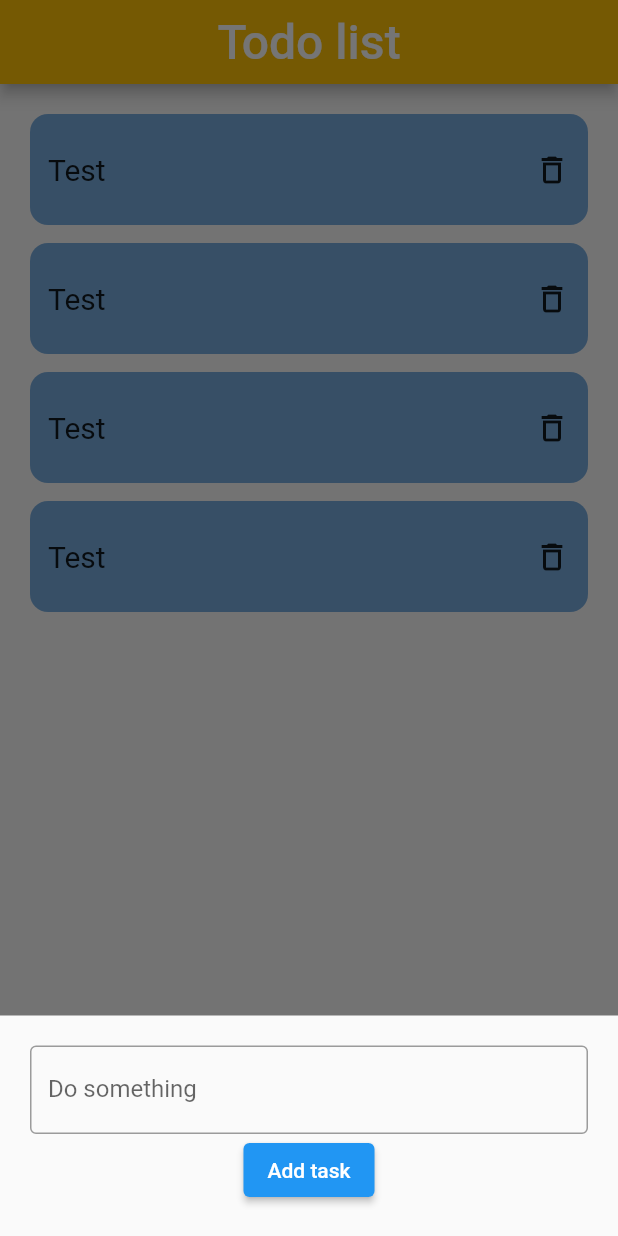
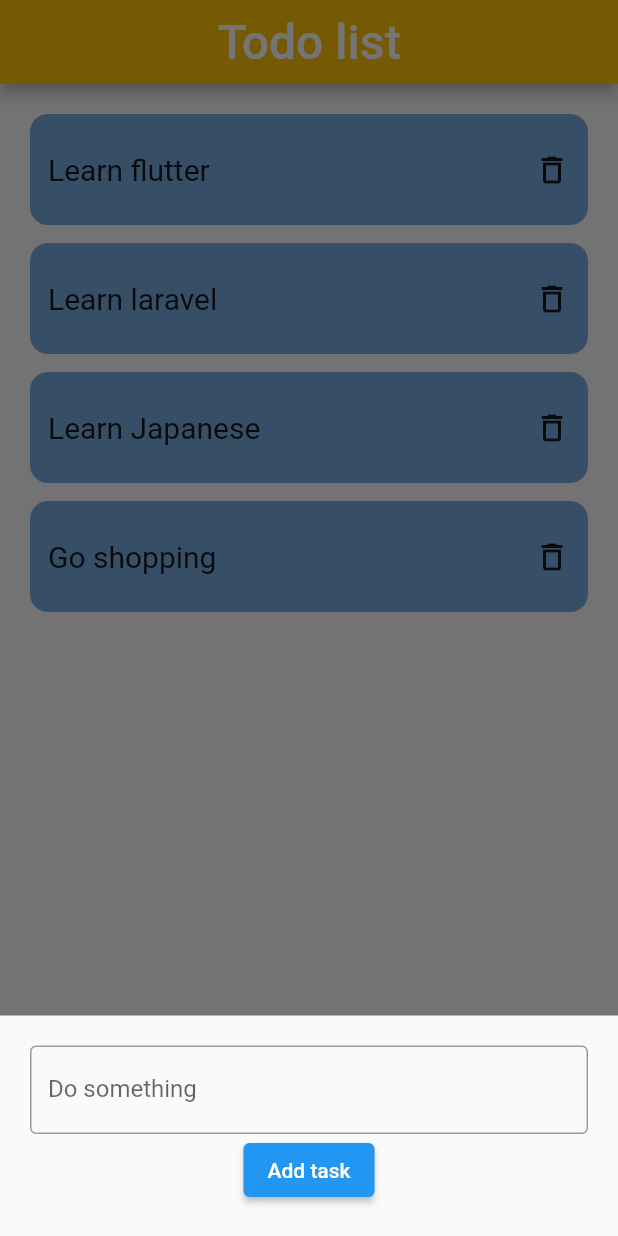
Before and after one commit to hienluong97/flutter-study, a Flutter app: the screen it shows after launch, after a tap on the "add" icon, on a phone screen of 412 x 824 dp. Run offline on Flutter 3.47's test engine with Material 2 defaults, Android fonts, the phone set to English and light mode, and no system bars.

Commit message:
Render task

```diff
--- a/lib/main.dart
+++ b/lib/main.dart
@@ -1,19 +1,28 @@
 import 'package:flutter/material.dart';
+import 'package:flutter_study/modal/items.dart';
 
+import 'widget/modal.dart';
 import 'widget/card_body.dart';
 
 void main() {
   // runApp(const MyApp());
-  runApp(const MaterialApp(
+  runApp(MaterialApp(
     debugShowCheckedModeBanner: false,
     home: MyApp(),
   ));
 }
 
 class MyApp extends StatelessWidget {
-  const MyApp({super.key});
+  MyApp({super.key});
 
   // This widget is the root of your application.
+
+  final List<DataItems> items = [
+    DataItems(id: '1', name: 'Learn flutter'),
+    DataItems(id: '2', name: 'Learn laravel'),
+    DataItems(id: '3', name: 'Learn Japanese'),
+    DataItems(id: '4', name: 'Go shopping'),
+  ];
   @override
   Widget build(BuildContext context) {
     return Scaffold(
@@ -25,16 +34,10 @@ class MyApp extends StatelessWidget {
         )),
         backgroundColor: Colors.amber,
       ),
-      body: const SingleChildScrollView(
-        padding: EdgeInsets.symmetric(horizontal: 20, vertical: 20),
+      body: SingleChildScrollView(
+        padding: const EdgeInsets.symmetric(horizontal: 20, vertical: 20),
         child: Column(
-          children: [
-            CartBody(),
-            CartBody(),
-            CartBody(),
-            CartBody(),
-          ],
-        ),
+            children: items.map((item) => CardBody(item: item)).toList()),
       ),
       floatingActionButton: FloatingActionButton(
         onPressed: () {
@@ -42,25 +45,7 @@ class MyApp extends StatelessWidget {
               isScrollControlled: true,
               context: context,
               builder: (BuildContext content) {
-                return Padding(
-                  padding: MediaQuery.of(context).viewInsets,
-                  child: SingleChildScrollView(
-                    padding: const EdgeInsets.symmetric(
-                        horizontal: 20, vertical: 20),
-                    child: Column(
-                      children: [
-                        const TextField(
-                          decoration: InputDecoration(
-                            border: OutlineInputBorder(),
-                            labelText: 'Do something',
-                          ),
-                        ),
-                        ElevatedButton(
-                            onPressed: () {}, child: const Text('Add task')),
-                      ],
-                    ),
-                  ),
-                );
+                return Modal();
               });
         },
         backgroundColor: Colors.amber,
--- /dev/null
+++ b/lib/modal/items.dart
@@ -0,0 +1,6 @@
+class DataItems {
+  final String id;
+  final String name;
+
+  DataItems({required this.id, required this.name});
+}
--- a/lib/widget/card_body.dart
+++ b/lib/widget/card_body.dart
@@ -1,9 +1,8 @@
 import 'package:flutter/material.dart';
 
-class CartBody extends StatelessWidget {
-  const CartBody({
-    super.key,
-  });
+class CardBody extends StatelessWidget {
+  CardBody({Key? key, required this.item}) : super(key: key);
+  var item;
 
   @override
   Widget build(BuildContext context) {
@@ -15,16 +14,16 @@ class CartBody extends StatelessWidget {
         borderRadius: BorderRadius.circular(12),
         color: const Color.fromARGB(255, 120, 173, 223),
       ),
-      child: const Padding(
-        padding: EdgeInsets.all(12),
+      child: Padding(
+        padding: const EdgeInsets.all(12),
         child: Row(
           mainAxisAlignment: MainAxisAlignment.spaceBetween,
           children: [
             Text(
-              'Test',
-              style: TextStyle(fontSize: 20),
+              item.name,
+              style: const TextStyle(fontSize: 20),
             ),
-            Icon(
+            const Icon(
               Icons.delete_outline,
             ),
           ],
--- /dev/null
+++ b/lib/widget/modal.dart
@@ -0,0 +1,32 @@
+import 'package:flutter/material.dart';
+
+class Modal extends StatelessWidget {
+  const Modal({
+    super.key,
+  });
+
+  @override
+  Widget build(BuildContext context) {
+    return Padding(
+      padding: MediaQuery.of(context).viewInsets,
+      child: SingleChildScrollView(
+        padding: const EdgeInsets.symmetric(horizontal: 20, vertical: 20),
+        child: Column(
+          children: [
+            const TextField(
+              decoration: InputDecoration(
+                border: OutlineInputBorder(),
+                labelText: 'Do something',
+              ),
+            ),
+            ElevatedButton(
+                onPressed: () {
+                  print('hello');
+                },
+                child: const Text('Add task')),
+          ],
+        ),
+      ),
+    );
+  }
+}
```
